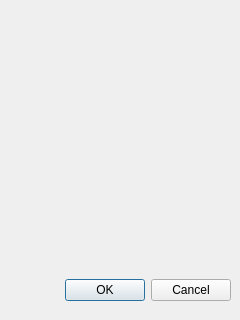
First picture: the form in dialog.ui, repository lsy1599/shutdown_timer, before the edit.
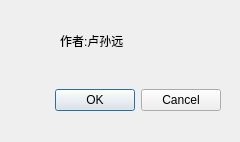
Second picture: the form after the edit.

```diff
--- a/dialog.ui
+++ b/dialog.ui
@@ -6,7 +6,7 @@
     <x>0</x>
     <y>0</y>
     <width>240</width>
-    <height>320</height>
+    <height>142</height>
    </rect>
   </property>
   <property name="windowTitle">
@@ -15,8 +15,8 @@
   <widget name="buttonBox" class="QDialogButtonBox">
    <property name="geometry">
     <rect>
-     <x>10</x>
-     <y>270</y>
+     <x>0</x>
+     <y>80</y>
      <width>221</width>
      <height>41</height>
     </rect>
@@ -28,6 +28,22 @@
     <set>QDialogButtonBox::Cancel|QDialogButtonBox::Ok</set>
    </property>
   </widget>
+  <widget class="QLabel" name="label">
+   <property name="geometry">
+    <rect>
+     <x>60</x>
+     <y>10</y>
+     <width>141</width>
+     <height>61</height>
+    </rect>
+   </property>
+   <property name="styleSheet">
+    <string notr="true">font: 16pt &quot;Droid Sans&quot;;</string>
+   </property>
+   <property name="text">
+    <string>作者:卢孙远</string>
+   </property>
+  </widget>
  </widget>
  <resources/>
  <connections>
```
Left out of the diff: 5 changed lines with no effect on the pictures.
